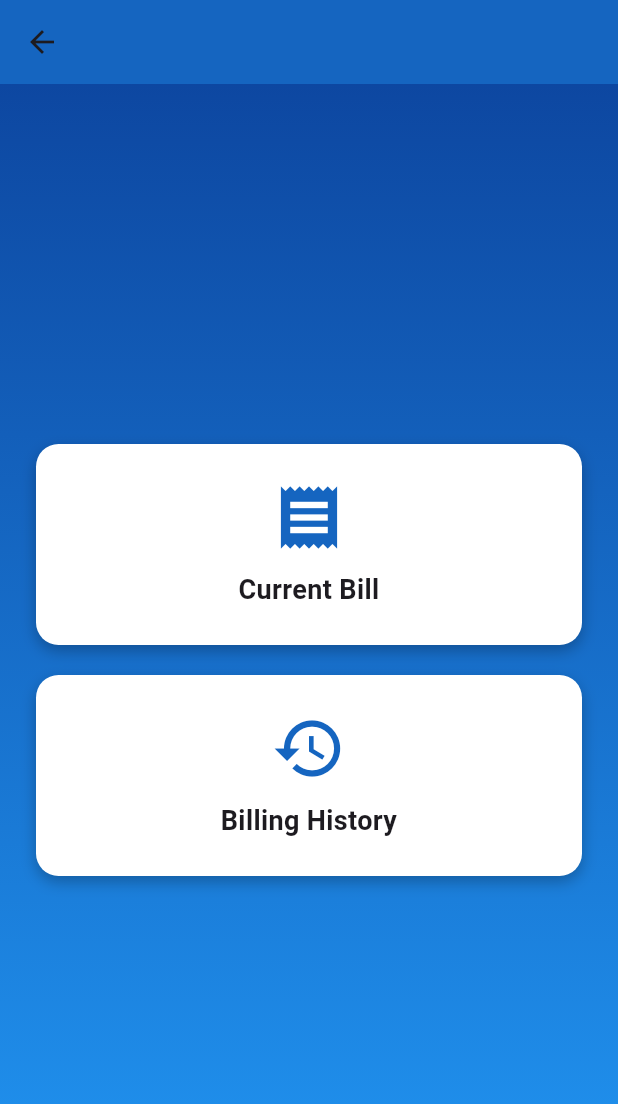
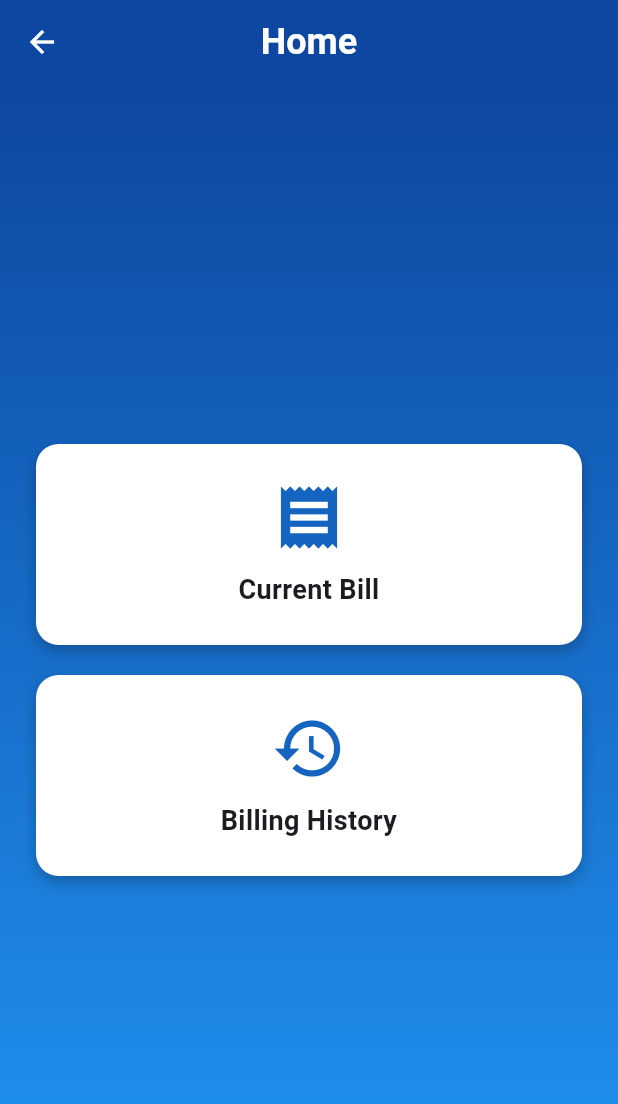
Before and after one commit to whatever413y/M18-Residences, a Flutter app: the HomePage screen opened directly with empty values, on a phone screen of 412 x 824 dp. Shown: the top 1104 px of the screen. Run offline on Flutter 3.47's test engine with Material 3 defaults, Android fonts, the phone set to English and light mode, and no system bars; our stand-ins replace fl_chart; network calls fail.

Commit message:
Update home_page.dart

```diff
--- a/lib/features/home/home_page.dart
+++ b/lib/features/home/home_page.dart
@@ -1,6 +1,6 @@
 import 'package:flutter/material.dart';
-import 'billing_page.dart';
-import 'history_page.dart';
+import '../billing/billing_page.dart';
+import '../history/history_page.dart';
 
 class HomePage extends StatefulWidget {
   final String inputText;
@@ -13,23 +13,37 @@ class HomePage extends StatefulWidget {
 
 class HomePageState extends State<HomePage> {
   void _navigateToPage(Widget page) {
-    Navigator.push(
-      context,
-      MaterialPageRoute(builder: (context) => page),
-    );
+    Navigator.push(context, MaterialPageRoute(builder: (context) => page));
   }
 
   @override
   Widget build(BuildContext context) {
-    return Scaffold(
-      appBar: AppBar(
+    return Scaffold(appBar: _buildAppBar(context), body: _buildBody(context));
+  }
+
+  AppBar _buildAppBar(BuildContext context) {
+    return AppBar(
       title: Text(
-          widget.inputText,
-          style: TextStyle(fontWeight: FontWeight.bold),
+        "Home",
+        style: TextStyle(
+          fontWeight: FontWeight.bold,
+          fontSize: 24,
+          color: Colors.white,
         ),
-        backgroundColor: Colors.blue.shade800,
       ),
-      body: Container(
+      backgroundColor: Colors.blue.shade900,
+      centerTitle: true,
+      leading: IconButton(
+        icon: Icon(Icons.arrow_back, color: Colors.white),
+        onPressed: () {
+          Navigator.pop(context);
+        },
+      ),
+    );
+  }
+
+  Widget _buildBody(BuildContext context) {
+    return Container(
       decoration: BoxDecoration(
         gradient: LinearGradient(
           colors: [Colors.blue.shade900, Colors.blue.shade500],
@@ -45,9 +59,12 @@ class HomePageState extends State<HomePage> {
             children: [
               _buildSquareButton("Current Bill", Icons.receipt, BillingPage()),
               SizedBox(height: 20),
-                _buildSquareButton("Billing History", Icons.history, HistoryPage()),
+              _buildSquareButton(
+                "Billing History",
+                Icons.history,
+                HistoryPage(),
+              ),
             ],
-            ),
           ),
         ),
       ),
```
Lines whose indentation alone changed are shown as unchanged.
